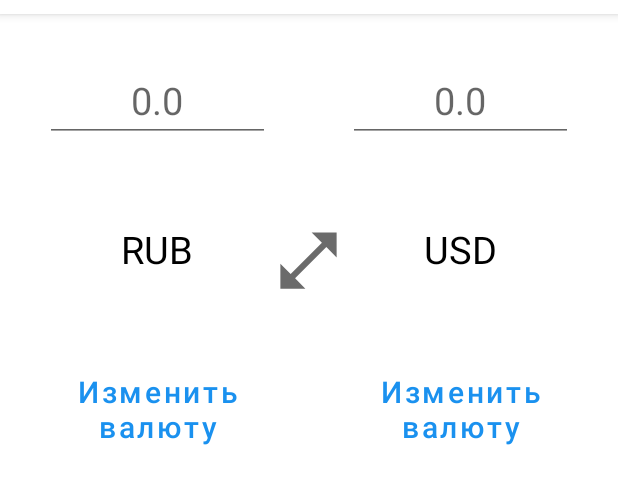
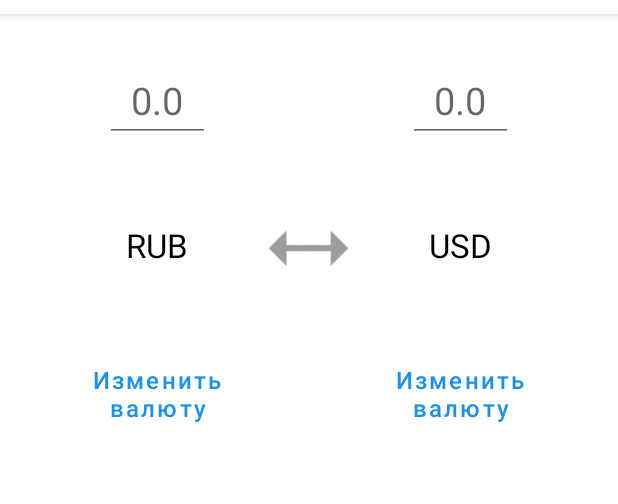
Before and after one commit to SprayDown/CurrencyConverter-Task, an Android app: the ConverterFragment screen opened through its navigation route, on a phone screen of 412 x 824 dp, the part 55-559 px from its top. Run offline under Robolectric (Android 15) with nearby library versions, the phone set to English and light mode, and no system bars; our stand-ins replace navigation-ui; 4 statements that could not run were skipped.

Commit message:
converter & fixes

```diff
--- a/app/src/main/java/org/spray/cc/CurrencyConverterApp.kt
+++ b/app/src/main/java/org/spray/cc/CurrencyConverterApp.kt
@@ -3,6 +3,9 @@ package org.spray.cc
 import android.app.Application
 import org.spray.cc.network.NetworkHelper
 
+/**
+ * @author spray
+ */
 class CurrencyConverterApp : Application() {
 
     override fun onCreate() {
--- a/app/src/main/java/org/spray/cc/utils/coroutineExt.kt
+++ b/app/src/main/java/org/spray/cc/ext/coroutineExt.kt
@@ -1,4 +1,4 @@
-package org.spray.cc.utils
+package org.spray.cc.ext
 
 import kotlinx.coroutines.CoroutineExceptionHandler
 import kotlinx.coroutines.suspendCancellableCoroutine
--- a/app/src/main/java/org/spray/cc/utils/parseExt.kt
+++ b/app/src/main/java/org/spray/cc/ext/parseExt.kt
@@ -1,16 +1,16 @@
-package org.spray.cc.utils
+package org.spray.cc.ext
 
 import org.w3c.dom.Element
 import org.w3c.dom.Node
 
-fun Element.getNodeValue(key: String) : String {
+fun Element.getNodeValue(key: String): String {
     val nodeList = getElementsByTagName(key)
     val node = nodeList.item(0)
     if (node != null) {
         if (node.hasChildNodes()) {
             val child = node.firstChild
             while (child != null) {
-                if (child.nodeType === Node.TEXT_NODE) {
+                if (child.nodeType == Node.TEXT_NODE) {
                     return child.nodeValue
                 }
             }
--- a/app/src/main/java/org/spray/cc/network/NetworkHelper.kt
+++ b/app/src/main/java/org/spray/cc/network/NetworkHelper.kt
@@ -3,7 +3,7 @@ package org.spray.cc.network
 import okhttp3.OkHttpClient
 import okhttp3.Request
 import okhttp3.Response
-import org.spray.cc.utils.await
+import org.spray.cc.ext.await
 import java.util.concurrent.TimeUnit
 
 object NetworkHelper {
--- a/app/src/main/java/org/spray/cc/ui/converter/ConverterFragment.kt
+++ b/app/src/main/java/org/spray/cc/ui/converter/ConverterFragment.kt
@@ -6,6 +6,7 @@ import android.view.View
 import android.view.ViewGroup
 import androidx.core.widget.doOnTextChanged
 import androidx.fragment.app.Fragment
+import androidx.fragment.app.setFragmentResultListener
 import androidx.lifecycle.ViewModelProvider
 import androidx.navigation.findNavController
 import org.spray.cc.databinding.FragmentConverterBinding
@@ -15,6 +16,10 @@ class ConverterFragment : Fragment() {
 
     private lateinit var binding: FragmentConverterBinding
 
+    private val currencyList by lazy {
+        (requireActivity() as MainActivity).currencyList
+    }
+
     private val viewModel: ConverterViewModel by lazy {
         ViewModelProvider(
             this,
@@ -22,29 +27,62 @@ class ConverterFragment : Fragment() {
         )[ConverterViewModel::class.java]
     }
 
+    private var reversed = false
+
+    override fun onCreate(savedInstanceState: Bundle?) {
+        super.onCreate(savedInstanceState)
+
+        /**
+         * Initialize default currency
+         */
+        if (currencyList.isNotEmpty())
+            viewModel.setCurrency(currencyList.first { it.charCode == MainActivity.DEFAULT_INPUT_CURRENCY },
+                currencyList.first { it.charCode == MainActivity.DEFAULT_OUTPUT_CURRENCY })
+    }
+
     override fun onCreateView(
         inflater: LayoutInflater, container: ViewGroup?,
         savedInstanceState: Bundle?
     ): View {
         binding = FragmentConverterBinding.inflate(inflater, container, false)
-        val mainActivity = requireActivity() as MainActivity
-        if (mainActivity.currencyList.isNotEmpty())
-            viewModel.setCurrency(mainActivity.currencyList.first { it.charCode == MainActivity.DEFAULT_INPUT_CURRENCY },
-                mainActivity.currencyList.first { it.charCode == MainActivity.DEFAULT_OUTPUT_CURRENCY })
 
         init()
         return binding.root
     }
 
-    private fun init() = with(binding) {
+    override fun onViewCreated(view: View, savedInstanceState: Bundle?) {
+        super.onViewCreated(view, savedInstanceState)
+
+        /**
+         * Получаем результат при выборе валюты из SelectionFragment
+         */
+        setFragmentResultListener(RESULT_FROM_SELECTION) { _, bundle ->
+            val currencyIndex = bundle.getInt("currencyIndex")
+            val currency = currencyList.first { it.id == bundle.getString("id") }
+            if (currencyIndex == 0) {
+                viewModel.inputCurrency = currency
+            } else {
+                viewModel.outputCurrency = currency
+            }
+
+            updateOutput()
+            update()
+        }
+    }
+
+    private fun update() = with(binding) {
         textViewInputChar.text = viewModel.inputCurrency.charCode
         textViewOutputChar.text = viewModel.outputCurrency.charCode
+    }
+
+    private fun init() = with(binding) {
+        update()
 
         editTextInputValue.doOnTextChanged { text, _, _, _ ->
             if (editTextInputValue.hasFocus()) {
                 if (text != null && text.isNotEmpty())
                     editTextOutputValue.setText(
-                            viewModel.calculateToOutput(text.toString().toFloat())
+                        viewModel.convertToOutput(text.toString().toFloat())
                     ) else
                     editTextOutputValue.text?.clear()
             }
@@ -54,7 +92,7 @@ class ConverterFragment : Fragment() {
             if (editTextOutputValue.hasFocus()) {
                 if (text != null && text.isNotEmpty())
                     editTextInputValue.setText(
-                            viewModel.calculateToInput(text.toString().toFloat())
+                        viewModel.convertToInput(text.toString().toFloat())
                     ) else
                     editTextInputValue.text?.clear()
             }
@@ -62,14 +100,43 @@ class ConverterFragment : Fragment() {
 
         buttonEditInput.setOnClickListener {
             it.findNavController().navigate(
-                ConverterFragmentDirections.actionConverterFragmentToCurrencySelectionFragment(0)
+                ConverterFragmentDirections.actionConverterFragmentToCurrencySelectionFragment(
+                    viewModel.inputCurrency.id,
+                    0
+                )
             )
         }
 
         buttonEditOutput.setOnClickListener {
             it.findNavController().navigate(
-                ConverterFragmentDirections.actionConverterFragmentToCurrencySelectionFragment(1)
+                ConverterFragmentDirections.actionConverterFragmentToCurrencySelectionFragment(
+                    viewModel.outputCurrency.id,
+                    1
+                )
             )
         }
+
+        buttonReverse.setOnClickListener {
+            reversed = !reversed
+            buttonReverse.animate().rotation(if (reversed) 225f else 45f)
+            viewModel.reverse()
+
+            update()
+            updateOutput()
         }
     }
+
+    private fun updateOutput() {
+        if (binding.editTextInputValue.text != null && binding.editTextInputValue.text!!.isNotEmpty())
+            binding.editTextOutputValue.setText(
+                viewModel.convertToOutput(
+                    binding.editTextInputValue.text.toString().toFloat()
+                )
+            )
+    }
+
+    companion object {
+        const val RESULT_FROM_SELECTION = "RESULT_FROM_SELECTION"
+    }
+
+}
--- a/app/src/main/java/org/spray/cc/BlankFragment.kt
+++ b/app/src/main/java/org/spray/cc/ui/main/BlankFragment.kt
@@ -1,10 +1,11 @@
-package org.spray.cc
+package org.spray.cc.ui.main
 
 import android.os.Bundle
 import android.view.LayoutInflater
 import android.view.View
 import android.view.ViewGroup
 import androidx.fragment.app.Fragment
+import org.spray.cc.R
 
 class BlankFragment : Fragment() {
 
--- a/app/src/main/res/layout/fragment_blank.xml
+++ b/app/src/main/res/layout/fragment_blank.xml
@@ -3,6 +3,6 @@
         xmlns:tools="http://schemas.android.com/tools"
         android:layout_width="match_parent"
         android:layout_height="match_parent"
-        tools:context=".BlankFragment">
+        tools:context=".ui.main.BlankFragment">
 
 </FrameLayout>
--- a/app/src/main/res/layout/fragment_converter.xml
+++ b/app/src/main/res/layout/fragment_converter.xml
@@ -32,7 +32,7 @@
                         android:layout_height="wrap_content"
                         android:layout_width="wrap_content"
                         android:maxWidth="150dp"
-                        android:minWidth="150dp"
+                        android:minWidth="70dp"
                         android:textColor="@color/black"
                         android:gravity="center_horizontal"
                         android:textSize="25sp"
@@ -47,20 +47,21 @@
                         android:layout_height="wrap_content"
                         android:textColor="@color/black"
                         android:layout_marginVertical="54dp"
-                        android:textSize="25sp"
+                        android:textSize="22sp"
                         android:text="RUB" />
 
                 <com.google.android.material.button.MaterialButton
                         android:id="@+id/button_edit_input"
-                        android:layout_width="wrap_content"
+                        android:layout_width="150dp"
                         android:layout_height="wrap_content"
                         app:elevation="0dp"
                         android:stateListAnimator="@null"
                         app:backgroundTint="@android:color/transparent"
+                        app:rippleColor="@color/material_dynamic_neutral80"
                         android:textColor="?attr/colorPrimary"
                         android:textAllCaps="false"
                         app:cornerRadius="8dp"
-                        android:textSize="20sp"
+                        android:textSize="16sp"
                         android:text="Изменить валюту" />
 
             </LinearLayout>
@@ -78,7 +79,7 @@
                         android:layout_height="wrap_content"
                         android:layout_width="wrap_content"
                         android:maxWidth="150dp"
-                        android:minWidth="150dp"
+                        android:minWidth="70dp"
                         android:textColor="@color/black"
                         android:gravity="center_horizontal"
                         android:textSize="25sp"
@@ -93,21 +94,21 @@
                         android:layout_height="wrap_content"
                         android:textColor="@color/black"
                         android:layout_marginVertical="54dp"
-                        android:textSize="25sp"
+                        android:textSize="22sp"
                         android:text="USD" />
 
                 <com.google.android.material.button.MaterialButton
                         android:id="@+id/button_edit_output"
-                        android:layout_width="wrap_content"
+                        android:layout_width="150dp"
                         android:layout_height="wrap_content"
                         app:elevation="0dp"
                         android:stateListAnimator="@null"
                         app:backgroundTint="@android:color/transparent"
                         android:textColor="?attr/colorPrimary"
-                        app:rippleColor="@color/material_dynamic_neutral70"
+                        app:rippleColor="@color/material_dynamic_neutral80"
                         android:textAllCaps="false"
                         app:cornerRadius="8dp"
-                        android:textSize="20sp"
+                        android:textSize="16sp"
                         android:text="Изменить валюту" />
 
             </LinearLayout>
@@ -115,13 +116,14 @@
         </LinearLayout>
 
         <com.google.android.material.button.MaterialButton
-                android:id="@+id/button_reverse_currency"
+                android:id="@+id/button_reverse"
                 android:layout_width="wrap_content"
                 android:layout_height="wrap_content"
                 app:backgroundTint="@android:color/transparent"
                 android:stateListAnimator="@null"
                 app:iconGravity="textStart"
                 android:padding="0dp"
+                android:rotation="45"
                 app:iconSize="50dp"
                 app:iconPadding="0dp"
                 android:insetLeft="0dp"
@@ -130,7 +132,7 @@
                 android:insetBottom="0dp"
                 app:elevation="0dp"
                 app:icon="@drawable/ic_baseline_open_in_full_24"
-                app:iconTint="@color/gray"
+                app:iconTint="@color/gray_200"
                 android:layout_gravity="center" />
 
     </androidx.coordinatorlayout.widget.CoordinatorLayout>
--- a/app/src/main/res/navigation/nav_graph.xml
+++ b/app/src/main/res/navigation/nav_graph.xml
@@ -12,7 +12,11 @@
             tools:layout="@layout/fragment_converter" >
         <action
                 android:id="@+id/action_converterFragment_to_currencySelectionFragment"
-                app:destination="@id/currencySelectionFragment" />
+                app:destination="@id/currencySelectionFragment"
+                app:enterAnim="@anim/nav_default_enter_anim"
+                app:exitAnim="@anim/nav_default_exit_anim"
+                app:popEnterAnim="@anim/nav_default_pop_enter_anim"
+                app:popExitAnim="@anim/nav_default_pop_exit_anim" />
     </fragment>
     <fragment
             android:id="@+id/currencySelectionFragment"
@@ -20,13 +24,15 @@
             android:label="@string/currency_selection"
             tools:layout="@layout/fragment_currency_selection" >
         <argument
-                android:name="selectedCurrence"
-                app:argType="integer"
-                android:defaultValue="0" />
+                android:name="selectedId"
+                app:argType="string" />
+        <argument
+                android:name="currencyIndex"
+                app:argType="integer" />
     </fragment>
     <fragment
             android:id="@+id/blankFragment"
-            android:name="org.spray.cc.BlankFragment"
+            android:name="org.spray.cc.ui.main.BlankFragment"
             android:label="@string/app_name"
             tools:layout="@layout/fragment_blank" />
 </navigation>
--- a/app/src/main/res/values/colors.xml
+++ b/app/src/main/res/values/colors.xml
@@ -10,4 +10,5 @@
 
     <color name="blue">#1A91EF</color>
     <color name="gray">#6B6B6B</color>
+    <color name="gray_200">#9C9C9C</color>
 </resources>
```
Also changed, not shown: app/src/main/java/org/spray/cc/ui/converter/ConverterViewModel.kt (+13 -4 lines), app/src/main/java/org/spray/cc/ui/main/MainViewModel.kt (+10 -4 lines), app/src/main/java/org/spray/cc/ui/selection/OnSelectedListener.kt (added, +10 -0 lines), app/src/main/java/org/spray/cc/ui/selection/SelectionAdapter.kt (+7 -13 lines), app/src/main/java/org/spray/cc/ui/selection/SelectionFragment.kt (+20 -13 lines). Lines whose indentation alone changed are shown as unchanged.
